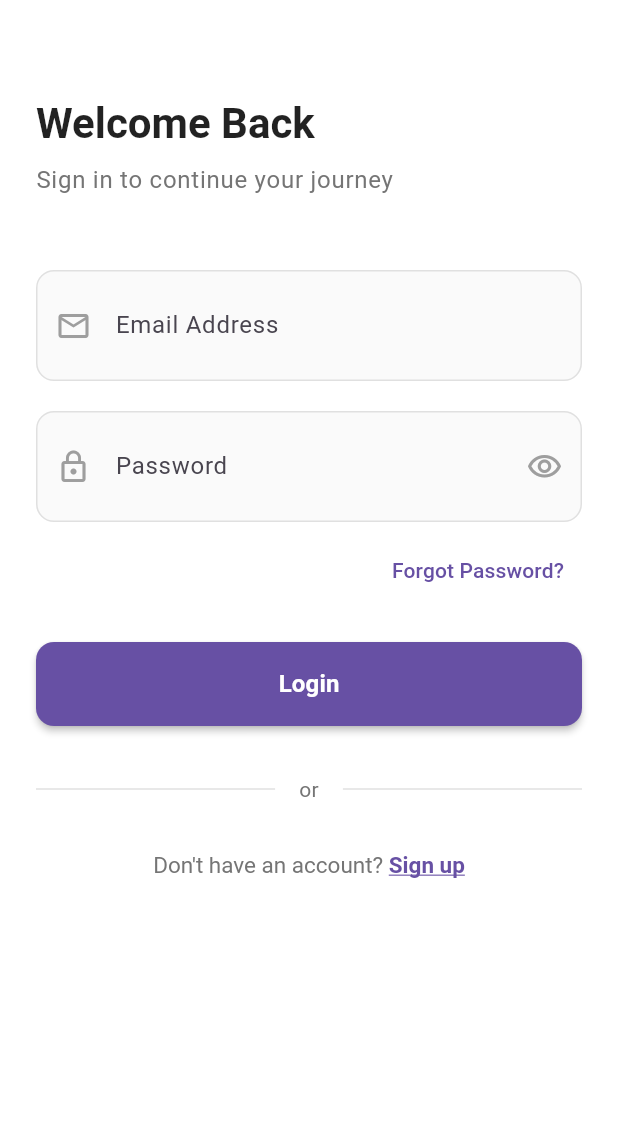
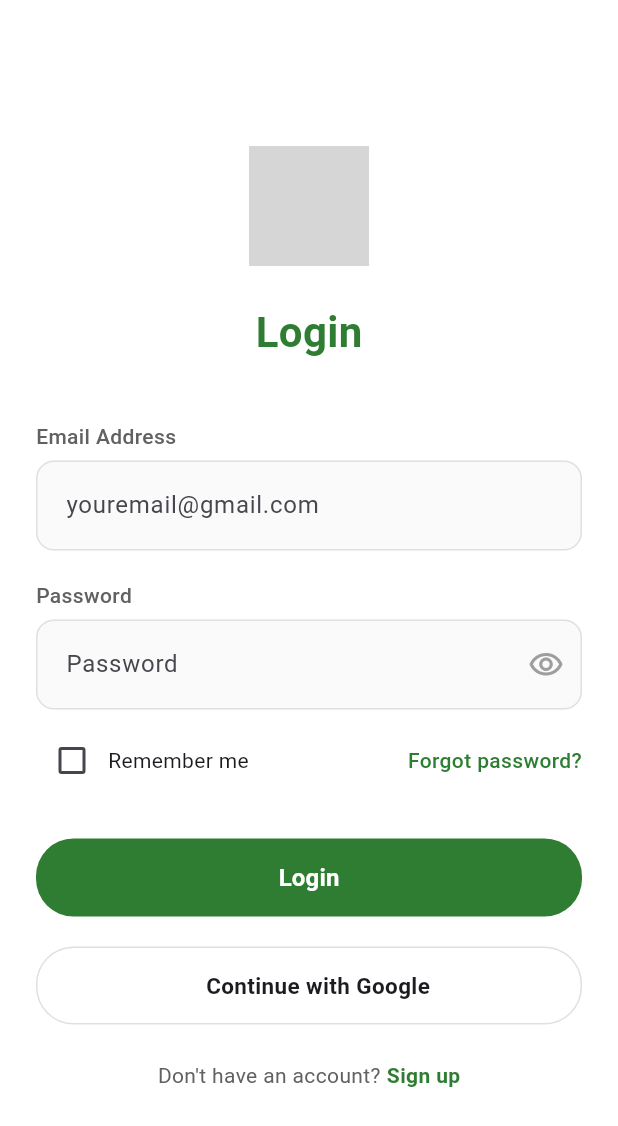
Before and after one commit to JanudiAdhikari/Research-Project, a Flutter app: the screen it shows after launch, after a tap on "Sign In", on a phone screen of 412 x 824 dp. Shown: the top 1126 px of the screen. Run offline on Flutter 3.47's test engine with Material 3 defaults, Android fonts, the phone set to English and light mode, and no system bars; our stand-ins replace camera, cloud_firestore, firebase_auth, firebase_core, firebase_storage, image_picker and 1 more; accounts and stored records are empty; Roboto replaces fonts that are missing (Poppins); grey boxes are pictures that could not be loaded.

Commit message:
Redesign login UI

```diff
--- a/mobile-app/lib/main.dart
+++ b/mobile-app/lib/main.dart
@@ -3,6 +3,7 @@ import 'package:firebase_core/firebase_core.dart';
 import 'dart:io';
 import 'firebase_options.dart';
 import 'screens/login_screen.dart';
+import 'screens/login_page.dart';
 import 'screens/signup_screen.dart';
 import 'screens/image_picker_screen.dart';
 
@@ -28,6 +29,7 @@ class MyApp extends StatelessWidget {
   @override
   Widget build(BuildContext context) {
     return MaterialApp(
+      debugShowCheckedModeBanner: false,
       title: 'Black Pepper',
       theme: ThemeData(
         primarySwatch: Colors.green,
@@ -52,7 +54,8 @@ class MainScreen extends StatelessWidget {
   void _navigateToLogin(BuildContext context) {
     Navigator.push(
       context,
-      MaterialPageRoute(builder: (context) => const LoginScreen()),
+      // MaterialPageRoute(builder: (context) => const LoginScreen()),
+      MaterialPageRoute(builder: (context) => const LoginPage()),
     );
   }
 
--- /dev/null
+++ b/mobile-app/lib/screens/login_page.dart
@@ -0,0 +1,380 @@
+import 'package:flutter/material.dart';
+import '../services/auth_service.dart';
+import 'home_screen.dart';
+import 'signup_screen.dart';
+
+class LoginPage extends StatefulWidget {
+  final String? successMessage;
+  const LoginPage({super.key, this.successMessage});
+
+  @override
+  State<LoginPage> createState() => _LoginPageState();
+}
+
+class _LoginPageState extends State<LoginPage> {
+  final _emailController = TextEditingController();
+  final _passwordController = TextEditingController();
+  final AuthService _authService = AuthService();
+  bool _isLoading = false;
+  bool _obscurePassword = true;
+
+  @override
+  void initState() {
+    super.initState();
+    // Show success message if it exists
+    if (widget.successMessage != null) {
+      WidgetsBinding.instance.addPostFrameCallback((_) {
+        ScaffoldMessenger.of(context).showSnackBar(
+          SnackBar(
+            content: Text(widget.successMessage!),
+            backgroundColor: Colors.green,
+            behavior: SnackBarBehavior.floating,
+          ),
+        );
+      });
+    }
+  }
+
+  void _login() async {
+    // Basic validation
+    if (_emailController.text.isEmpty || _passwordController.text.isEmpty) {
+      ScaffoldMessenger.of(context).showSnackBar(
+        const SnackBar(
+          content: Text("Please enter email and password"),
+          behavior: SnackBarBehavior.floating,
+        ),
+      );
+      return;
+    }
+
+    setState(() {
+      _isLoading = true;
+    });
+
+    try {
+      final user = await _authService.login(
+        _emailController.text.trim(),
+        _passwordController.text.trim(),
+      );
+
+      setState(() {
+        _isLoading = false;
+      });
+
+      if (user != null) {
+        // Navigate to home screen
+        Navigator.pushReplacement(
+          context,
+          MaterialPageRoute(builder: (_) => HomeScreen(user: user)),
+        );
+      } else {
+        ScaffoldMessenger.of(context).showSnackBar(
+          const SnackBar(
+            content: Text("Login failed - invalid credentials"),
+            behavior: SnackBarBehavior.floating,
+          ),
+        );
+      }
+    } catch (e) {
+      setState(() {
+        _isLoading = false;
+      });
+      ScaffoldMessenger.of(context).showSnackBar(
+        SnackBar(
+          content: Text("Login error: $e"),
+          behavior: SnackBarBehavior.floating,
+        ),
+      );
+    }
+  }
+
+  void _navigateToSignUp() {
+    Navigator.push(
+      context,
+      MaterialPageRoute(builder: (context) => const SignupScreen()),
+    );
+  }
+
+  @override
+  Widget build(BuildContext context) {
+    final primary = const Color(0xFF2E7D32);
+    bool isEmailValid = true; // TODO: connect to real validation
+    bool isPasswordValid = true; // TODO: connect to real validation
+    bool rememberMe = false; // TODO: persist using SharedPreferences
+
+    return Scaffold(
+      backgroundColor: Colors.white,
+      body: SafeArea(
+        child: Center(
+          child: ConstrainedBox(
+            constraints: const BoxConstraints(maxWidth: 420),
+            child: SingleChildScrollView(
+              padding: const EdgeInsets.symmetric(horizontal: 24),
+              child: Column(
+                crossAxisAlignment: CrossAxisAlignment.center,
+                children: [
+                  const SizedBox(height: 40),
+
+                  // Logo
+                  Center(child: Image.asset("assets/logo.jpg", height: 80)),
+
+                  const SizedBox(height: 24),
+
+                  // Login title
+                  Text(
+                    "Login",
+                    style: TextStyle(
+                      fontSize: 28,
+                      fontWeight: FontWeight.w700,
+                      color: primary,
+                    ),
+                  ),
+
+                  const SizedBox(height: 40),
+
+                  // Email label
+                  Align(
+                    alignment: Alignment.centerLeft,
+                    child: Text(
+                      "Email Address",
+                      style: TextStyle(
+                        color: Colors.grey[700],
+                        fontSize: 14,
+                        fontWeight: FontWeight.w500,
+                      ),
+                    ),
+                  ),
+                  const SizedBox(height: 6),
+
+                  // Email field
+                  TextField(
+                    controller: _emailController,
+                    keyboardType: TextInputType.emailAddress,
+                    onChanged: (_) => setState(() {
+                      // TODO: add email validation logic
+                    }),
+                    decoration: InputDecoration(
+                      hintText: "youremail@gmail.com",
+                      filled: true,
+                      fillColor: Colors.grey[50],
+                      contentPadding: const EdgeInsets.symmetric(
+                        horizontal: 16,
+                        vertical: 18,
+                      ),
+                      errorText: isEmailValid
+                          ? null
+                          : "Please enter a valid email",
+                      enabledBorder: OutlineInputBorder(
+                        borderRadius: BorderRadius.circular(12),
+                        borderSide: BorderSide(color: Colors.grey.shade300),
+                      ),
+                      focusedBorder: OutlineInputBorder(
+                        borderRadius: BorderRadius.circular(12),
+                        borderSide: BorderSide(color: primary, width: 1.4),
+                      ),
+                    ),
+                  ),
+
+                  const SizedBox(height: 20),
+
+                  // Password label
+                  Align(
+                    alignment: Alignment.centerLeft,
+                    child: Text(
+                      "Password",
+                      style: TextStyle(
+                        color: Colors.grey[700],
+                        fontSize: 14,
+                        fontWeight: FontWeight.w500,
+                      ),
+                    ),
+                  ),
+                  const SizedBox(height: 6),
+
+                  // Password field
+                  TextField(
+                    controller: _passwordController,
+                    obscureText: _obscurePassword,
+                    onChanged: (_) => setState(() {
+                      // TODO: add password validation logic
+                    }),
+                    decoration: InputDecoration(
+                      hintText: "Password",
+                      filled: true,
+                      fillColor: Colors.grey[50],
+                      errorText: isPasswordValid
+                          ? null
+                          : "Password must be at least 6 characters",
+                      contentPadding: const EdgeInsets.symmetric(
+                        horizontal: 16,
+                        vertical: 18,
+                      ),
+                      suffixIcon: IconButton(
+                        icon: Icon(
+                          _obscurePassword
+                              ? Icons.visibility_outlined
+                              : Icons.visibility_off_outlined,
+                          color: Colors.grey,
+                        ),
+                        onPressed: () {
+                          setState(() {
+                            _obscurePassword = !_obscurePassword;
+                          });
+                        },
+                      ),
+                      enabledBorder: OutlineInputBorder(
+                        borderRadius: BorderRadius.circular(12),
+                        borderSide: BorderSide(color: Colors.grey.shade300),
+                      ),
+                      focusedBorder: OutlineInputBorder(
+                        borderRadius: BorderRadius.circular(12),
+                        borderSide: BorderSide(color: primary, width: 1.4),
+                      ),
+                    ),
+                  ),
+
+                  const SizedBox(height: 10),
+
+                  // Remember me and Forgot password
+                  Row(
+                    mainAxisAlignment: MainAxisAlignment.spaceBetween,
+                    children: [
+                      Row(
+                        children: [
+                          StatefulBuilder(
+                            builder: (context, setCheckState) {
+                              return Checkbox(
+                                value: rememberMe,
+                                activeColor: primary,
+                                onChanged: (value) {
+                                  setCheckState(() {
+                                    rememberMe = value ?? false;
+                                  });
+                                  // TODO: save to SharedPreferences
+                                },
+                              );
+                            },
+                          ),
+                          const Text("Remember me"),
+                        ],
+                      ),
+
+                      GestureDetector(
+                        onTap: () {
+                          // TODO: open forgot password
+                        },
+                        child: Text(
+                          "Forgot password?",
+                          style: TextStyle(
+                            fontSize: 14,
+                            color: primary,
+                            fontWeight: FontWeight.w500,
+                          ),
+                        ),
+                      ),
+                    ],
+                  ),
+
+                  const SizedBox(height: 28),
+
+                  // Login Button
+                  SizedBox(
+                    width: double.infinity,
+                    height: 52,
+                    child: ElevatedButton(
+                      onPressed: _isLoading ? null : _login,
+                      style: ElevatedButton.styleFrom(
+                        backgroundColor: primary,
+                        shape: RoundedRectangleBorder(
+                          borderRadius: BorderRadius.circular(25),
+                        ),
+                        elevation: 0,
+                      ),
+                      child: _isLoading
+                          ? const SizedBox(
+                              width: 22,
+                              height: 22,
+                              child: CircularProgressIndicator(
+                                strokeWidth: 2,
+                                valueColor: AlwaysStoppedAnimation<Color>(
+                                  Colors.white,
+                                ),
+                              ),
+                            )
+                          : const Text(
+                              "Login",
+                              style: TextStyle(
+                                fontSize: 16,
+                                fontWeight: FontWeight.w600,
+                                color: Colors.white,
+                              ),
+                            ),
+                    ),
+                  ),
+
+                  const SizedBox(height: 20),
+
+                  // Google login (UI only)
+                  GestureDetector(
+                    onTap: () {
+                      // TODO: implement Google login
+                    },
+                    child: Container(
+                      height: 52,
+                      decoration: BoxDecoration(
+                        borderRadius: BorderRadius.circular(25),
+                        border: Border.all(color: Colors.grey.shade300),
+                      ),
+                      child: Row(
+                        mainAxisAlignment: MainAxisAlignment.center,
+                        children: [
+                          //TODO: Add google.png in assets folder
+                          // Image.asset("assets/google.png", height: 24),
+                          const SizedBox(width: 12),
+                          const Text(
+                            "Continue with Google",
+                            style: TextStyle(
+                              fontSize: 15,
+                              fontWeight: FontWeight.w600,
+                            ),
+                          ),
+                        ],
+                      ),
+                    ),
+                  ),
+
+                  const SizedBox(height: 24),
+
+                  // Signup link
+                  Row(
+                    mainAxisAlignment: MainAxisAlignment.center,
+                    children: [
+                      Text(
+                        "Don't have an account?",
+                        style: TextStyle(color: Colors.grey[700], fontSize: 14),
+                      ),
+                      const SizedBox(width: 4),
+                      GestureDetector(
+                        onTap: _navigateToSignUp,
+                        child: Text(
+                          "Sign up",
+                          style: TextStyle(
+                            color: primary,
+                            fontWeight: FontWeight.w600,
+                            fontSize: 14,
+                          ),
+                        ),
+                      ),
+                    ],
+                  ),
+
+                  const SizedBox(height: 40),
+                ],
+              ),
+            ),
+          ),
+        ),
+      ),
+    );
+  }
+}
```
Also changed, not shown: mobile-app/lib/assets/logo.jpg (added), mobile-app/pubspec.lock.
